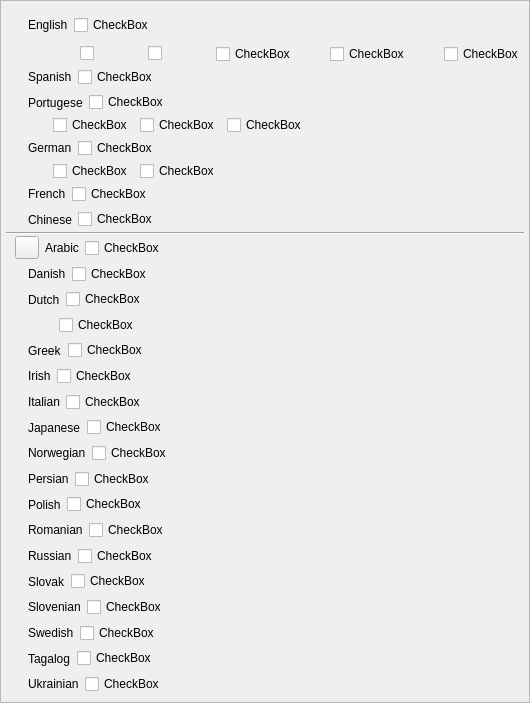
plotlyst/plotlyst-app, file ui/manuscript_lang_setting.ui: the form before one commit.
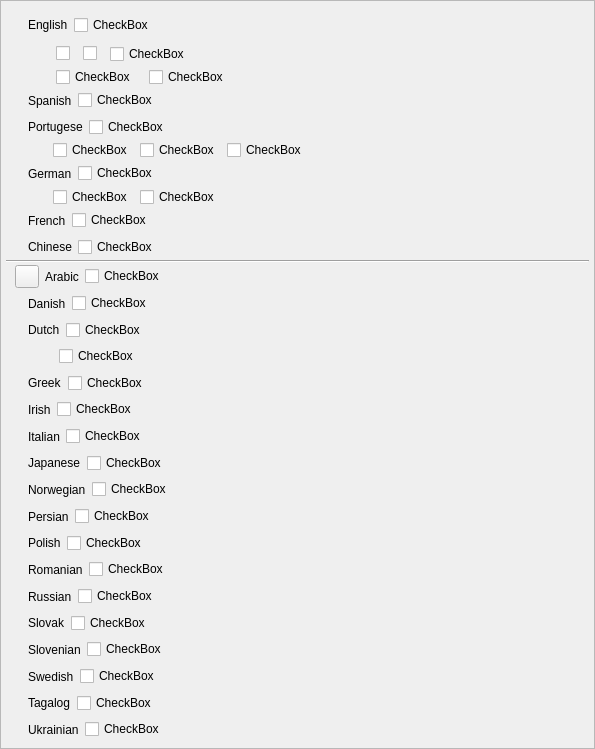
The form after the commit. Custom widgets are drawn as their Qt base class.

Commit message: English lang variants looked squashed in wizard, closes #1715

Patch:
```diff
--- a/ui/manuscript_lang_setting.ui
+++ b/ui/manuscript_lang_setting.ui
@@ -6,8 +6,8 @@
    <rect>
     <x>0</x>
     <y>0</y>
-    <width>530</width>
-    <height>703</height>
+    <width>595</width>
+    <height>749</height>
    </rect>
   </property>
   <property name="windowTitle">
@@ -39,8 +39,8 @@
        <rect>
         <x>0</x>
         <y>0</y>
-        <width>528</width>
-        <height>701</height>
+        <width>593</width>
+        <height>747</height>
        </rect>
       </property>
       <layout class="QVBoxLayout" name="verticalLayout">
@@ -93,10 +93,25 @@
         </widget>
        </item>
        <item>
-        <layout class="QHBoxLayout" name="horizontalLayout_2">
+        <widget class="QWidget" name="" native="true">
+         <layout class="QVBoxLayout" name="verticalLayout_3">
+          <property name="spacing">
+           <number>3</number>
+          </property>
          <property name="leftMargin">
           <number>40</number>
          </property>
+          <property name="topMargin">
+           <number>0</number>
+          </property>
+          <property name="rightMargin">
+           <number>0</number>
+          </property>
+          <property name="bottomMargin">
+           <number>0</number>
+          </property>
+          <item>
+           <layout class="QHBoxLayout" name="horizontalLayout_2">
          <item>
           <widget class="Emoji" name="label_9">
            <property name="text">
@@ -158,6 +173,23 @@
           </widget>
          </item>
          <item>
+             <spacer name="horizontalSpacer">
+              <property name="orientation">
+               <enum>Qt::Horizontal</enum>
+              </property>
+              <property name="sizeHint" stdset="0">
+               <size>
+                <width>40</width>
+                <height>20</height>
+               </size>
+              </property>
+             </spacer>
+            </item>
+           </layout>
+          </item>
+          <item>
+           <layout class="QHBoxLayout" name="horizontalLayout_28">
+            <item>
           <widget class="Emoji" name="label_10">
            <property name="text">
             <string/>
@@ -197,7 +229,23 @@
            </attribute>
           </widget>
          </item>
-        </layout>
+            <item>
+             <spacer name="horizontalSpacer_4">
+              <property name="orientation">
+               <enum>Qt::Horizontal</enum>
+              </property>
+              <property name="sizeHint" stdset="0">
+               <size>
+                <width>40</width>
+                <height>20</height>
+               </size>
+              </property>
+             </spacer>
+            </item>
+           </layout>
+          </item>
+         </layout>
+        </widget>
        </item>
        <item alignment="Qt::AlignLeft">
         <widget class="QWidget" name="widget" native="true">
```
Lines whose indentation alone changed are shown as unchanged.
